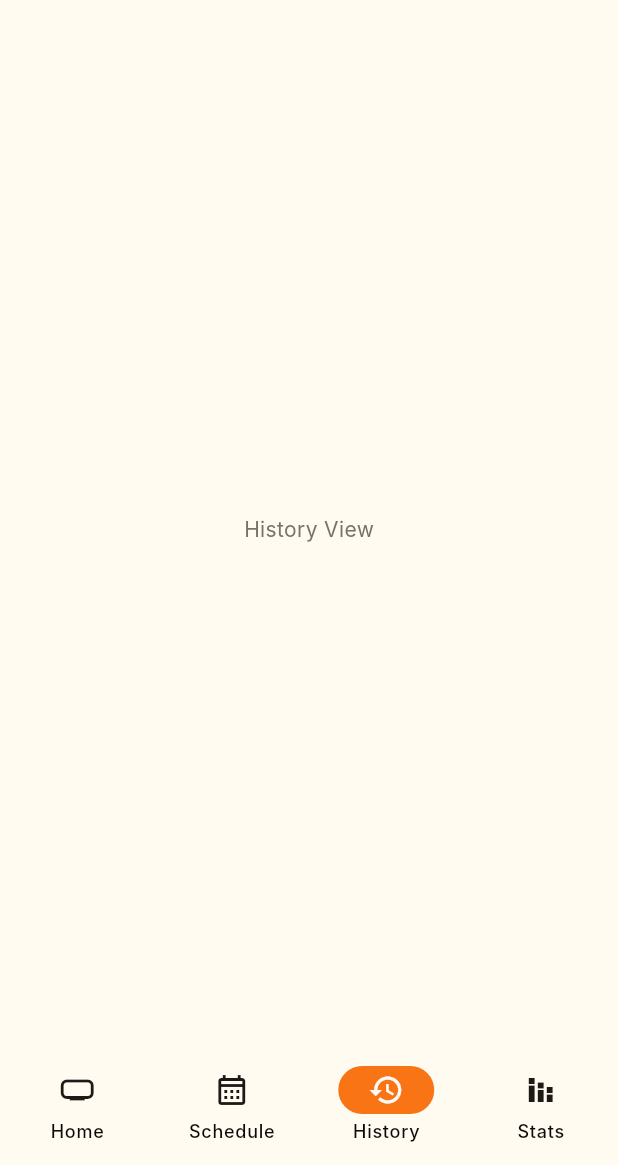
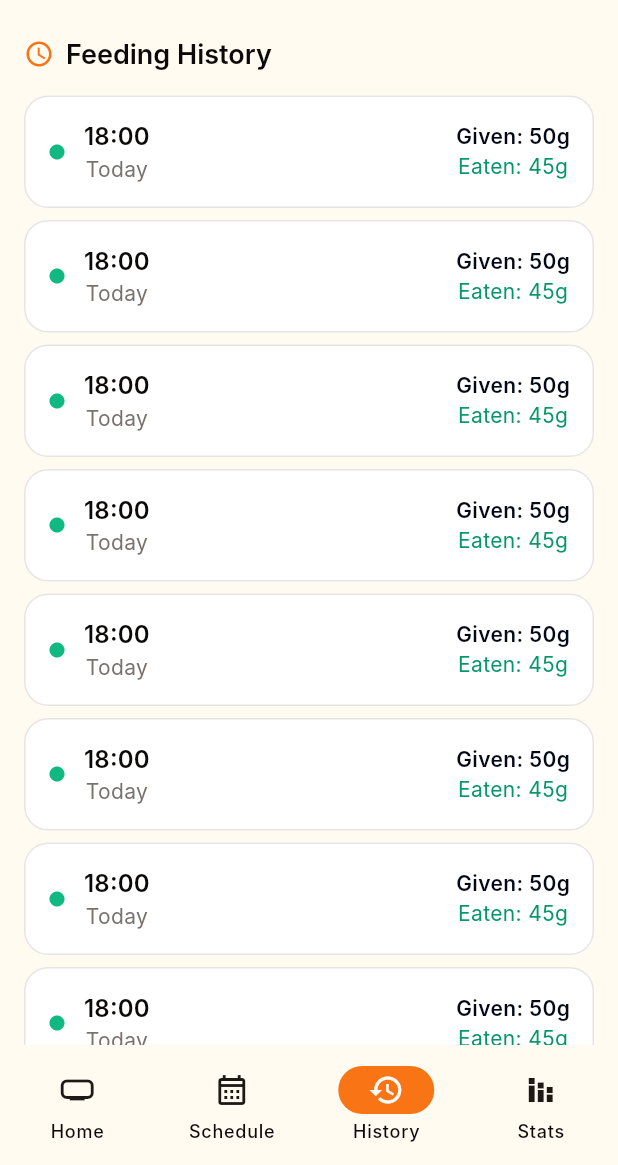
Before and after one commit to AaronCS25/canoptico_app, a Flutter app: the screen it shows after launch, item 3 of the bottom bar chosen, on a phone screen of 412 x 824 dp, the part 71-1236 px from its top. Run offline on Flutter 3.47's test engine with Material 3 defaults, Android fonts, the phone set to English and light mode, and no system bars; our stand-ins replace flutter_bloc, go_router; Roboto replaces fonts that are missing (Inter); statements that could not run were skipped.

Commit message:
feat: add history view with feeding history cards and custom scroll layout

```diff
--- a/lib/features/history/presentation/presentation.dart
+++ b/lib/features/history/presentation/presentation.dart
@@ -1 +1,2 @@
 export 'views/views.dart';
+export 'widgets/widgets.dart';
--- a/lib/features/history/presentation/views/history_view.dart
+++ b/lib/features/history/presentation/views/history_view.dart
@@ -1,10 +1,51 @@
 import 'package:flutter/material.dart';
+import 'package:canoptico_app/features/history/history.dart';
 
 class HistoryView extends StatelessWidget {
   const HistoryView({super.key});
 
   @override
   Widget build(BuildContext context) {
-    return const Scaffold(body: Center(child: Text('History View')));
+    return const _HistoryViewBody();
   }
 }
+
+class _HistoryViewBody extends StatelessWidget {
+  const _HistoryViewBody();
+
+  @override
+  Widget build(BuildContext context) {
+    final theme = Theme.of(context);
+
+    return CustomScrollView(
+      slivers: [
+        SliverToBoxAdapter(
+          child: Padding(
+            padding: const EdgeInsets.all(16.0),
+            child: Row(
+              mainAxisAlignment: MainAxisAlignment.start,
+              crossAxisAlignment: CrossAxisAlignment.center,
+              children: [
+                Icon(
+                  Icons.watch_later_outlined,
+                  size: 20,
+                  color: theme.colorScheme.primary,
+                ),
+                const SizedBox(width: 8),
+                Text("Feeding History", style: theme.textTheme.headlineMedium),
+              ],
+            ),
+          ),
+        ),
+        SliverPadding(
+          padding: const EdgeInsets.symmetric(horizontal: 16.0),
+          sliver: SliverList.separated(
+            itemCount: 10,
+            itemBuilder: (context, index) => const FeedingHistoryCard(),
+            separatorBuilder: (context, index) => const SizedBox(height: 8),
+          ),
+        ),
+      ],
+    );
+  }
+}
--- /dev/null
+++ b/lib/features/history/presentation/widgets/feeding_history_card.dart
@@ -0,0 +1,54 @@
+import 'package:flutter/material.dart';
+
+class FeedingHistoryCard extends StatelessWidget {
+  const FeedingHistoryCard({super.key});
+
+  @override
+  Widget build(BuildContext context) {
+    final theme = Theme.of(context);
+    final isDark = theme.brightness == Brightness.dark;
+
+    return Card(
+      elevation: 0,
+      margin: EdgeInsets.zero,
+      shape: theme.cardTheme.shape,
+      child: Padding(
+        padding: const EdgeInsets.all(16.0),
+        child: Row(
+          children: [
+            const Icon(Icons.circle, size: 12, color: Color(0xFF10B981)),
+            const SizedBox(width: 12),
+            Column(
+              children: [
+                Text("18:00", style: theme.textTheme.titleSmall),
+                Text("Today", style: theme.textTheme.bodyMedium),
+              ],
+            ),
+            const Spacer(),
+            Column(
+              children: [
+                Text(
+                  "Given: 50g",
+                  style: theme.textTheme.bodyMedium?.copyWith(
+                    fontWeight: FontWeight.w600,
+                    color: isDark
+                        ? const Color(0xFFF8FAFC)
+                        : const Color(0xFF020817),
+                  ),
+                ),
+                Text(
+                  "Eaten: 45g",
+                  style: theme.textTheme.bodyMedium?.copyWith(
+                    color: isDark
+                        ? const Color(0xFF34D399)
+                        : const Color(0xFF059669),
+                  ),
+                ),
+              ],
+            ),
+          ],
+        ),
+      ),
+    );
+  }
+}
--- /dev/null
+++ b/lib/features/history/presentation/widgets/widgets.dart
@@ -0,0 +1 @@
+export 'feeding_history_card.dart';
```
